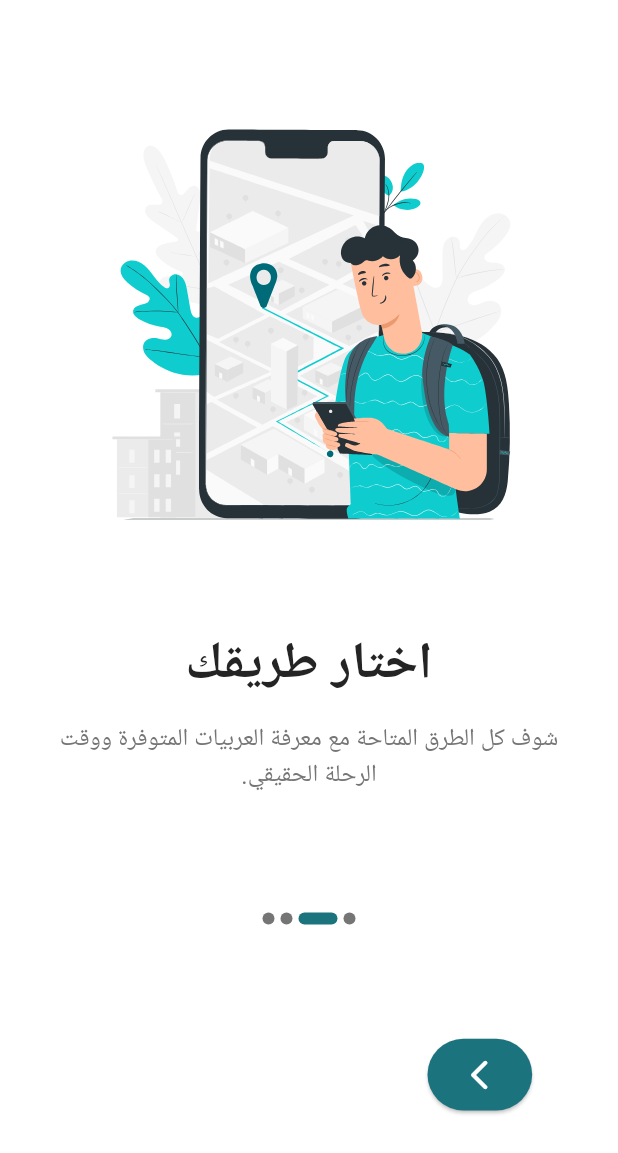
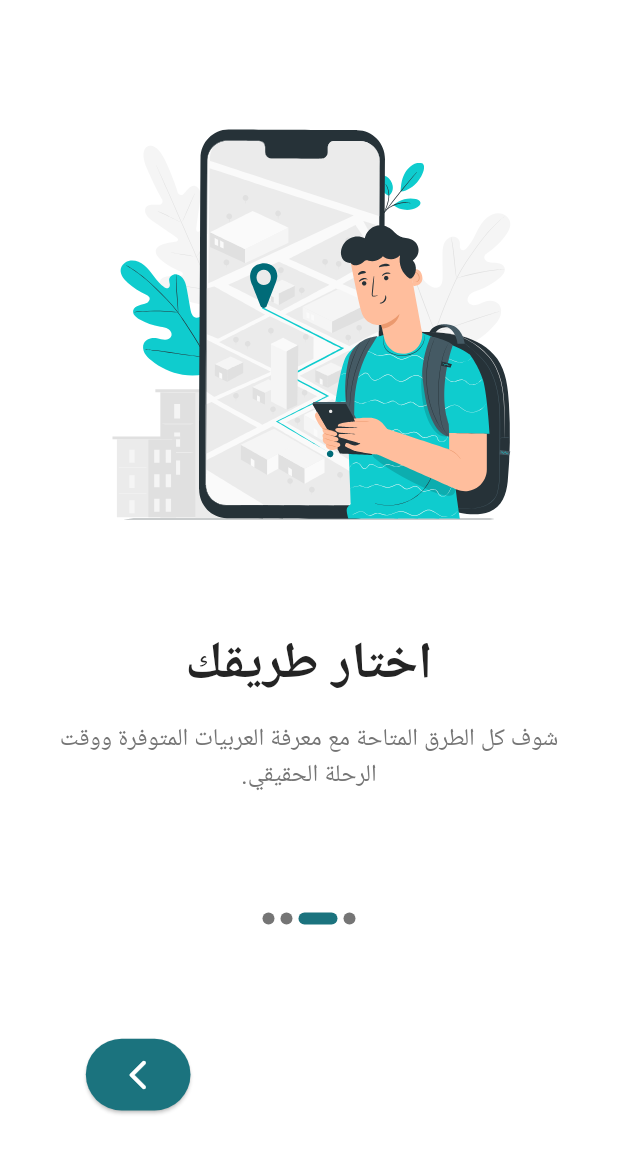
Before and after one commit to fekry1911/ITI_Final_Project, a Flutter app: the OnBoardingScreen screen opened directly, swiped to page 2, on a phone screen of 412 x 824 dp. Shown: the top 1153 px of the screen. Run offline on Flutter 3.47's test engine with Material 3 defaults, Android fonts, the phone set to English and light mode, and no system bars; our stand-ins replace flutter_animate, flutter_screenutil, google_fonts, lottie, shared_preferences; accounts and stored records are empty; Roboto replaces fonts that are missing (Amiri).

Commit message:
handling narrow icon position

```diff
--- a/lib/featuers/on_boarding/screen/on_boarding_screen.dart
+++ b/lib/featuers/on_boarding/screen/on_boarding_screen.dart
@@ -14,8 +14,6 @@ class OnBoardingScreen extends StatefulWidget {
   @override
   State<OnBoardingScreen> createState() => _OnBoardingScreenState();
 }
-
-
 
 class _OnBoardingScreenState extends State<OnBoardingScreen> {
   final PageController _pageController = PageController();
@@ -71,7 +69,7 @@ class _OnBoardingScreenState extends State<OnBoardingScreen> {
                 Buttons(
                   isLastPage: currentIndex == onboardingData.length - 1,
                   icon: Icons.arrow_forward_ios_rounded,
-                  alignment: Alignment.centerRight,
+                  alignment: Alignment.centerLeft,
                   onNext: nextPage,
                 ),
                 // Buttons(
```
Also changed, not shown: pubspec.lock.
